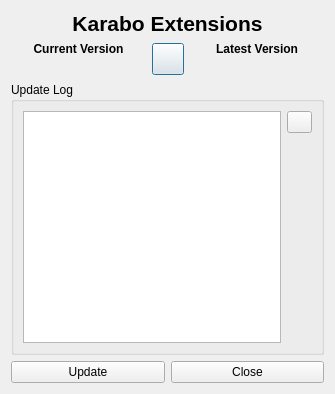
European-XFEL/Karabo, file src/pythonGui/karabogui/dialogs/update_dialog.ui: the form before one commit.
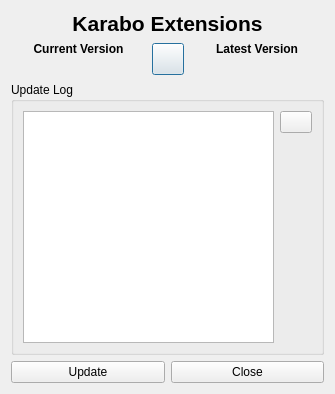
The form after the commit.

What changed in the file:
```diff
--- a/src/pythonGui/karabogui/dialogs/update_dialog.ui
+++ b/src/pythonGui/karabogui/dialogs/update_dialog.ui
@@ -192,7 +192,11 @@
       <item>
        <layout class="QHBoxLayout" name="horizontalLayout_4">
         <item>
-         <widget class="QTextEdit" name="ed_log"/>
+         <widget class="QTextEdit" name="ed_log">
+          <property name="readOnly">
+           <bool>true</bool>
+          </property>
+         </widget>
         </item>
         <item>
          <layout class="QVBoxLayout" name="verticalLayout_2">
@@ -200,8 +204,8 @@
            <widget class="QPushButton" name="bt_clear_log">
             <property name="maximumSize">
              <size>
-              <width>25</width>
-              <height>25</height>
+              <width>32</width>
+              <height>32</height>
              </size>
             </property>
             <property name="text">
```
